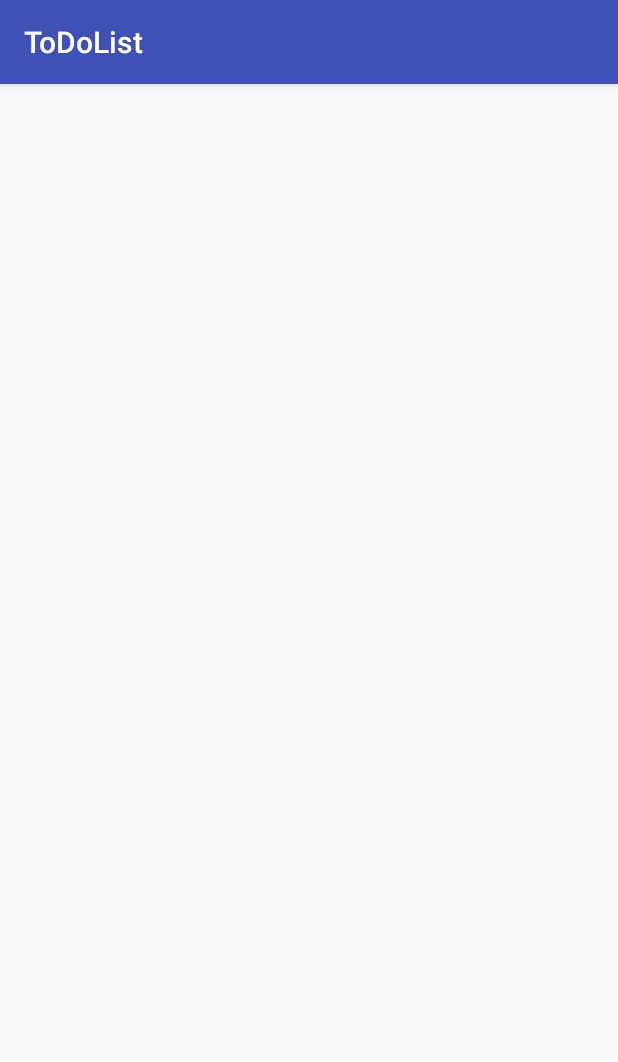
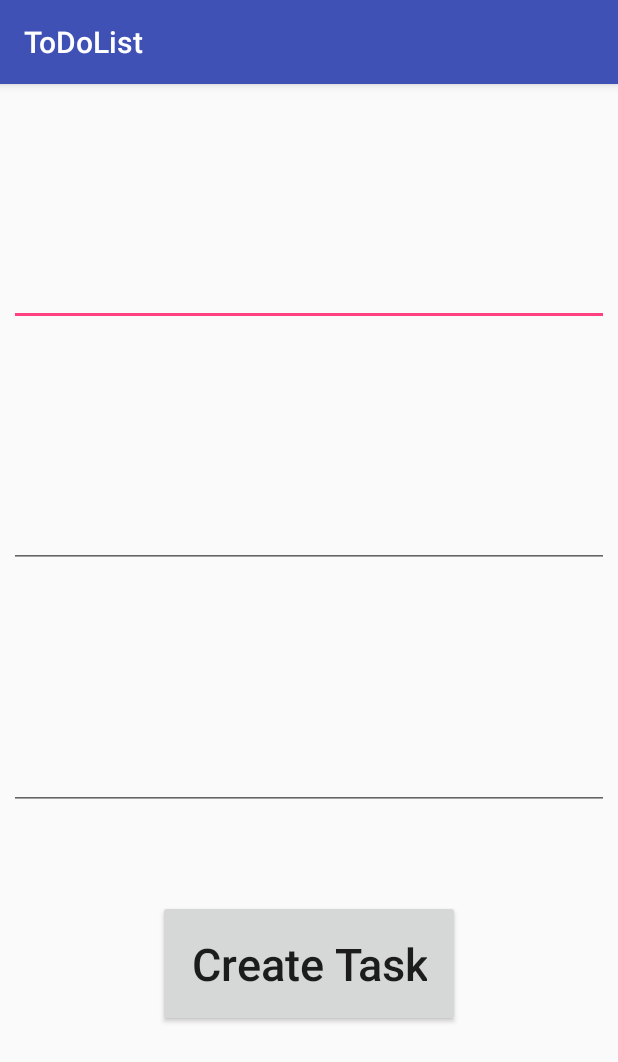
Before and after one commit to rob-code/Project2_ToDoList, an Android app: the CreateNewTaskActivity screen opened directly, with no data from a screen before it, on a phone screen of 412 x 824 dp. Shown: the top 1062 px of the screen. Run offline under Robolectric (Android 15) with nearby library versions, the phone set to English and light mode, and no system bars.

Commit message:
layout and class for create new task cleanup

```diff
--- a/app/src/main/java/com/codeclan/todolist/CreateNewTaskActivity.java
+++ b/app/src/main/java/com/codeclan/todolist/CreateNewTaskActivity.java
@@ -1,13 +1,41 @@
 package com.codeclan.todolist;
 
+import android.content.Intent;
 import android.support.v7.app.AppCompatActivity;
 import android.os.Bundle;
+import android.view.View;
+import android.widget.EditText;
+import android.widget.Toast;
 
 public class CreateNewTaskActivity extends AppCompatActivity {
+
+    EditText taskName;
+    EditText taskDescription;
+    EditText taskCategory;
 
     @Override
     protected void onCreate(Bundle savedInstanceState) {
         super.onCreate(savedInstanceState);
         setContentView(R.layout.activity_create_new_task);
+
+        taskName = (EditText)findViewById(R.id.input_name);
+        taskDescription = (EditText)findViewById(R.id.input_description);
+        taskCategory = (EditText)findViewById(R.id.input_category);
     }
+
+    public void onCreateButtonClicked(View button){
+
+        Intent intent = new Intent(this, ListActivity.class);
+
+        String name = taskName.getText().toString();
+        String description = taskDescription.getText().toString();
+        String category = taskCategory.getText().toString();
+
+        //TO DO - got to actually save the new task...
+
+        Toast.makeText(CreateNewTaskActivity.this, "Task saved", Toast.LENGTH_SHORT).show();
+
+        startActivity(intent);
+    }
+
 }
--- a/app/src/main/res/layout/activity_create_new_task.xml
+++ b/app/src/main/res/layout/activity_create_new_task.xml
@@ -1,9 +1,56 @@
 <?xml version="1.0" encoding="utf-8"?>
-<android.support.constraint.ConstraintLayout xmlns:android="http://schemas.android.com/apk/res/android"
+<LinearLayout xmlns:android="http://schemas.android.com/apk/res/android"
     xmlns:app="http://schemas.android.com/apk/res-auto"
     xmlns:tools="http://schemas.android.com/tools"
+    android:orientation="vertical"
     android:layout_width="match_parent"
     android:layout_height="match_parent"
     tools:context="com.codeclan.todolist.CreateNewTaskActivity">
 
-</android.support.constraint.ConstraintLayout>
+
+    <EditText
+        android:id="@+id/input_name"
+        android:textSize="30dp"
+        android:layout_marginTop="100dp"
+        android:textStyle="bold"
+        android:layout_gravity="center"
+        android:textAlignment="center"
+        android:layout_width="400dp"
+        android:layout_height="wrap_content"
+        />
+
+    <EditText
+        android:id="@+id/input_description"
+        android:textSize="30dp"
+        android:layout_marginTop="100dp"
+        android:textStyle="bold"
+        android:layout_gravity="center"
+        android:textAlignment="center"
+        android:layout_width="400dp"
+        android:layout_height="wrap_content"
+        />
+
+    <EditText
+        android:id="@+id/input_category"
+        android:textSize="30dp"
+        android:layout_marginTop="100dp"
+        android:textStyle="bold"
+        android:layout_gravity="center"
+        android:textAlignment="center"
+        android:layout_width="400dp"
+        android:layout_height="wrap_content"
+        />
+
+    <Button
+        android:id="@+id/create_button"
+        android:layout_width="wrap_content"
+        android:layout_height="wrap_content"
+        android:layout_gravity="center"
+        android:layout_marginTop="60dp"
+        android:onClick="onCreateButtonClicked"
+        android:padding="22dp"
+        android:text="@string/create"
+        android:textAllCaps="false"
+        android:textSize="30dp" />
+
+</LinearLayout>
--- a/app/src/main/res/values/strings.xml
+++ b/app/src/main/res/values/strings.xml
@@ -1,3 +1,4 @@
 <resources>
     <string name="app_name">ToDoList</string>
+    <string name="create">Create Task</string>
 </resources>
```
